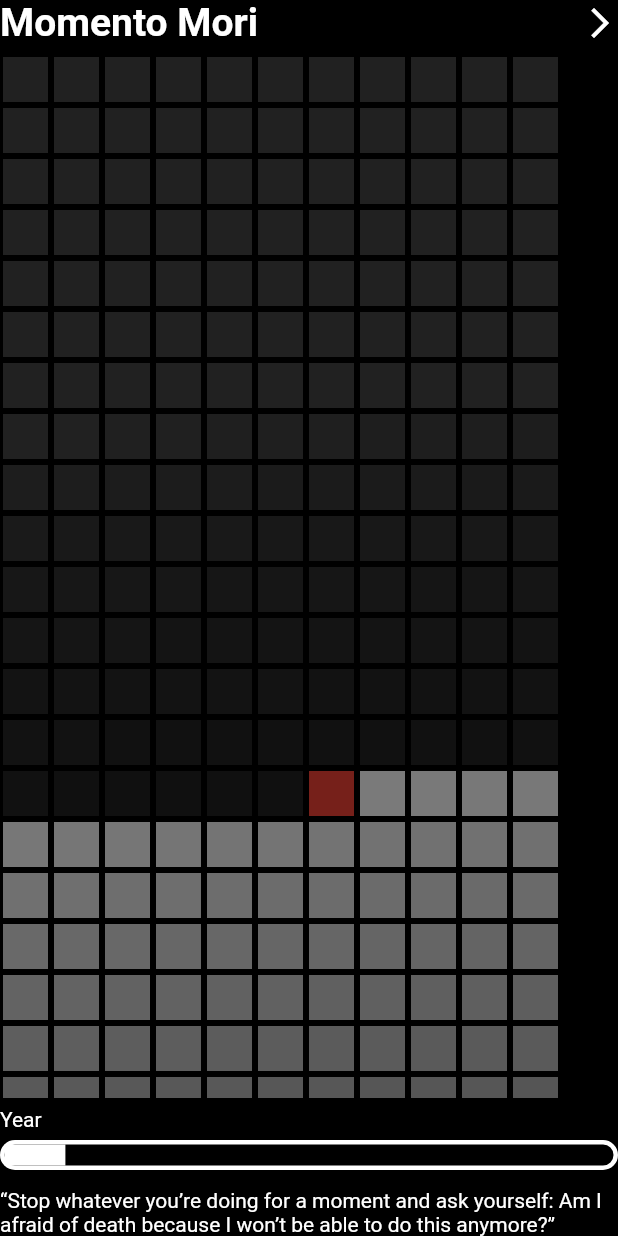
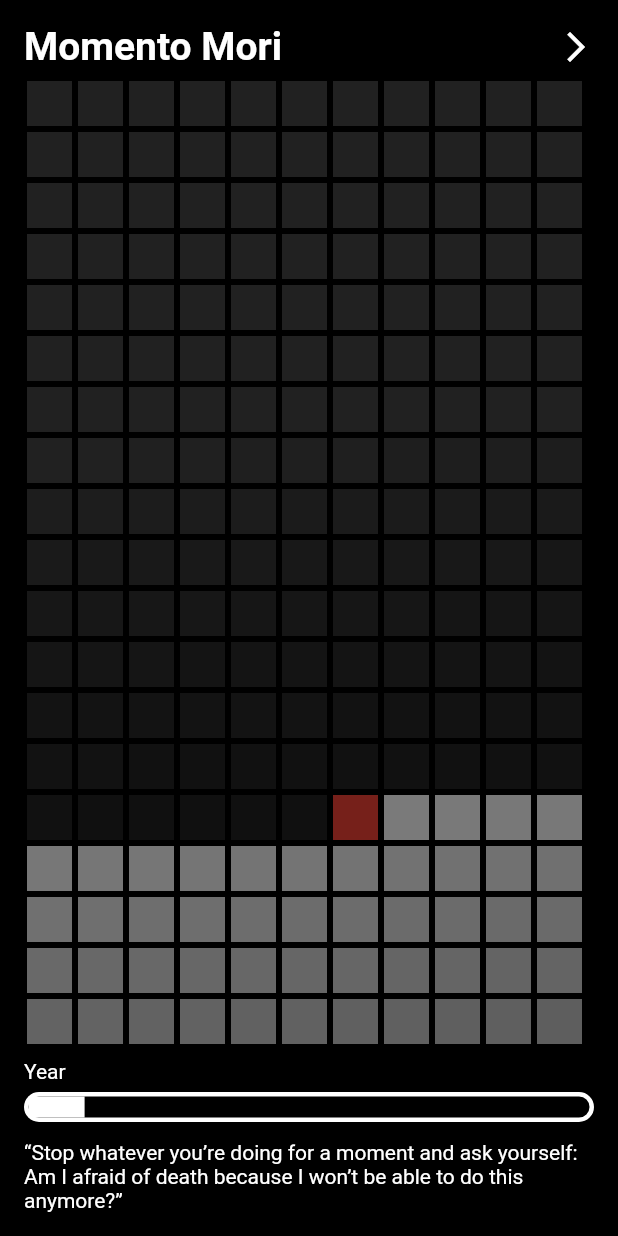
Before and after one commit to abhinavmarwaha/LifeHQ, a Flutter app: the screen it shows after launch, on a phone screen of 412 x 824 dp. Run offline on Flutter 3.47's test engine with Material 2 defaults, Android fonts, the phone set to English and light mode, and no system bars; our stand-ins replace cached_network_image, flutter_html, flutter_local_notifications, flutter_map, fluttertoast, latlong2 and 3 more; missing offline and left inert: awesome_emojis, gps, html_editor_enhanced, osm_nominatim; accounts and stored records are empty.

Commit message:
lifehq.xarchive

```diff
--- a/lib/momento_mori.dart
+++ b/lib/momento_mori.dart
@@ -1,5 +1,6 @@
 import 'package:flutter/material.dart';
 import 'package:lifehq/principles.dart';
+import 'package:lifehq/skeleton.dart';
 
 class MomentoMori extends StatefulWidget {
   MomentoMori({Key? key}) : super(key: key);
@@ -25,9 +26,7 @@ class _MomentoMoriState extends State<MomentoMori> {
 
   @override
   Widget build(BuildContext context) {
-    return Scaffold(
-      backgroundColor: Colors.black,
-      body: SafeArea(
+    return Skeleton(
           child: Column(
         crossAxisAlignment: CrossAxisAlignment.start,
         children: [
@@ -75,7 +74,6 @@ class _MomentoMoriState extends State<MomentoMori> {
           Text(
               '“Stop whatever you’re doing for a moment and ask yourself: Am I afraid of death because I won’t be able to do this anymore?”')
         ],
-        ),
       ),
     );
   }
--- a/lib/skeleton.dart
+++ b/lib/skeleton.dart
@@ -14,7 +14,7 @@ class Skeleton extends StatelessWidget {
         backgroundColor: Colors.black,
         body: SafeArea(
           child: Padding(
-            padding: const EdgeInsets.all(8.0),
+            padding: const EdgeInsets.all(16.0),
             child: child,
           ),
         ));
```
Also changed, not shown: lib/main.dart (+0 -10 lines), 4 other files. Lines whose indentation alone changed are shown as unchanged.
